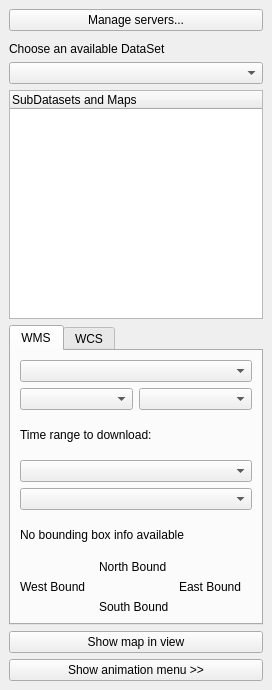
First picture: the form in THREDDS_Explorer_dockwidget_base.ui, repository IHCantabria/THREDDSExplorer, before the edit.
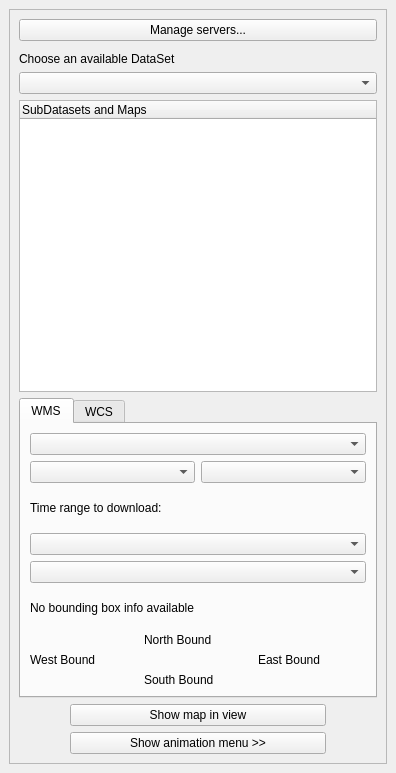
Second picture: the form after the edit.

Commit message: Add vertical and horizontal scrolls to the plugin's main user interface

The edit to the form file:
```diff
--- a/THREDDS_Explorer_dockwidget_base.ui
+++ b/THREDDS_Explorer_dockwidget_base.ui
@@ -6,10 +6,16 @@
    <rect>
     <x>0</x>
     <y>0</y>
-    <width>272</width>
-    <height>690</height>
+    <width>396</width>
+    <height>773</height>
    </rect>
   </property>
+  <property name="minimumSize">
+   <size>
+    <width>98</width>
+    <height>11</height>
+   </size>
+  </property>
   <property name="floating">
    <bool>true</bool>
   </property>
@@ -19,6 +25,21 @@
   <widget class="QWidget" name="dockWidgetContents">
    <layout class="QVBoxLayout" name="verticalLayout_2">
     <item>
+     <widget class="QScrollArea" name="scrollArea">
+      <property name="widgetResizable">
+       <bool>true</bool>
+      </property>
+      <widget class="QWidget" name="scrollAreaWidgetContents_7">
+       <property name="geometry">
+        <rect>
+         <x>0</x>
+         <y>0</y>
+         <width>376</width>
+         <height>731</height>
+        </rect>
+       </property>
+       <layout class="QGridLayout" name="gridLayout_2">
+        <item row="0" column="0">
      <layout class="QGridLayout" name="gridLayout">
       <item row="1" column="0">
        <widget class="QLabel" name="label">
@@ -287,6 +308,10 @@
        </layout>
       </item>
      </layout>
+        </item>
+       </layout>
+      </widget>
+     </widget>
     </item>
    </layout>
   </widget>
```
Lines whose indentation alone changed are shown as unchanged. The commit also changes 2 other files.
